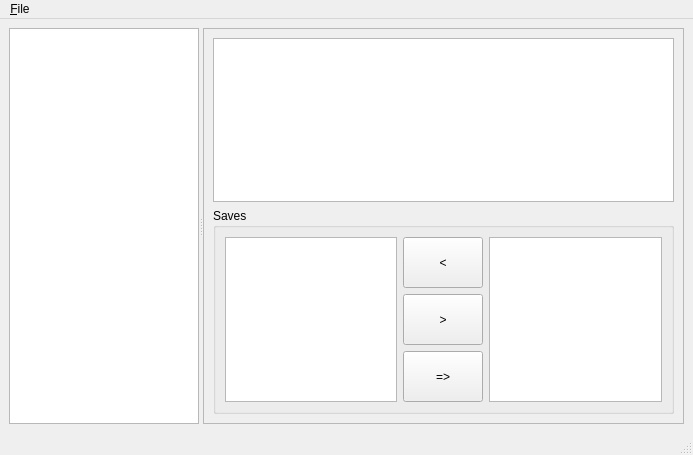
Qt form ui/MainWindow.ui (Lgmrszd/GamesSM) before a commit.
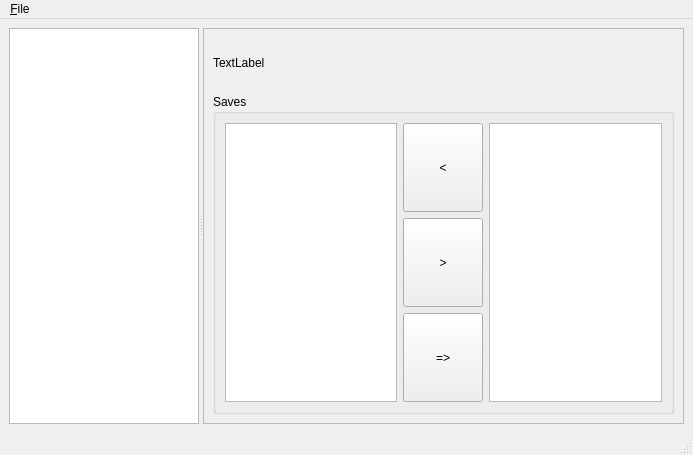
The same form after that commit.

The edit to the form file:
```diff
--- a/ui/MainWindow.ui
+++ b/ui/MainWindow.ui
@@ -52,7 +52,17 @@
        </property>
        <layout class="QVBoxLayout" name="verticalLayout_2">
         <item>
-         <widget class="QTextBrowser" name="pluginInfo"/>
+         <widget class="QLabel" name="pluginLabel">
+          <property name="minimumSize">
+           <size>
+            <width>0</width>
+            <height>50</height>
+           </size>
+          </property>
+          <property name="text">
+           <string>TextLabel</string>
+          </property>
+         </widget>
         </item>
         <item>
          <widget class="QGroupBox" name="groupBox">
```
